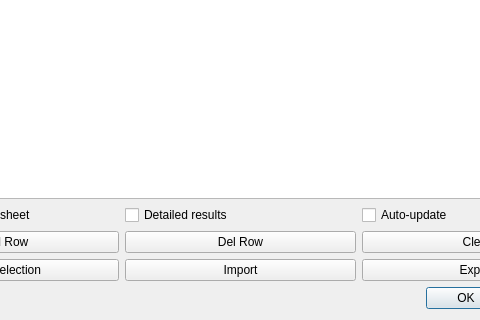
Above: src/Mod/BIM/Resources/ui/ArchSchedule.ui from southseact-3d/fcd before the change; both pictures show x 122 to 602 and y 209 to 529 of the 725 by 529 pixel window. Below: the same form after it.
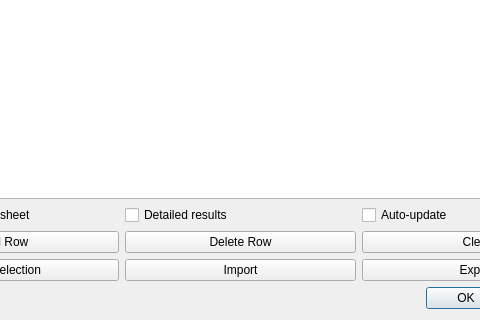
That is the form after the change. Icons and pictures are not drawn. Custom widgets are drawn as their Qt base class.

```diff
--- a/src/Mod/BIM/Resources/ui/ArchSchedule.ui
+++ b/src/Mod/BIM/Resources/ui/ArchSchedule.ui
@@ -174,7 +174,7 @@
         <string>Deletes the selected line</string>
        </property>
        <property name="text">
-        <string>Del Row</string>
+        <string>Delete Row</string>
        </property>
        <property name="icon">
         <iconset theme="remove">
```
